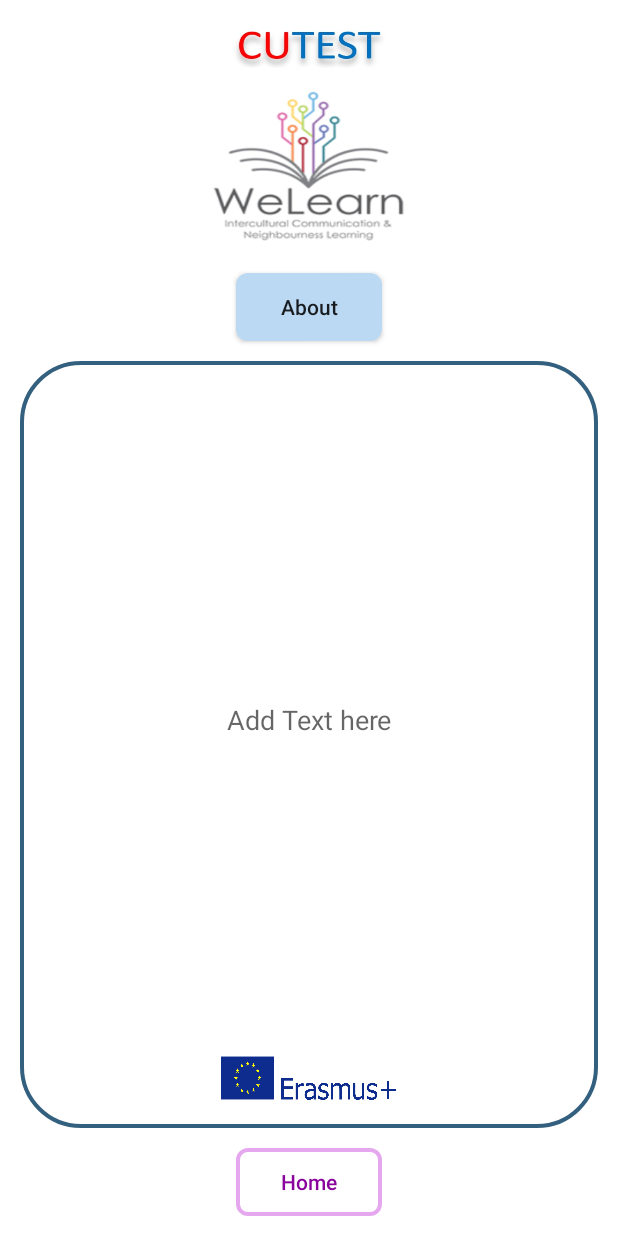
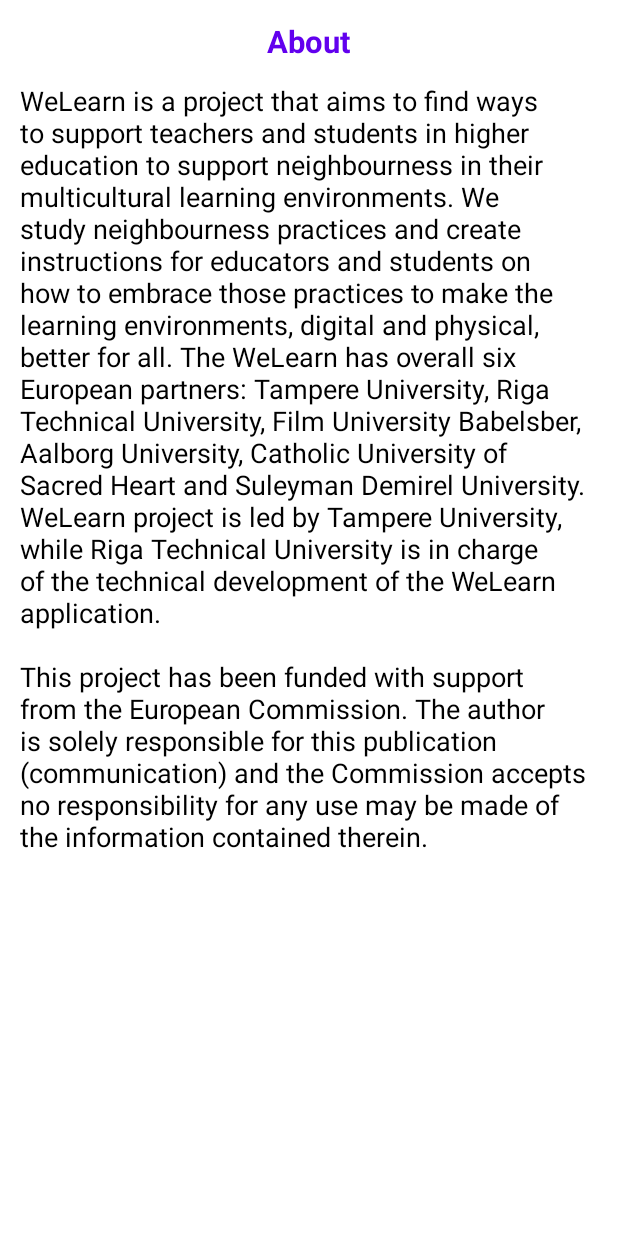
Before and after one commit to RTUIPUAPPS/WeLearn, an Android app: the screen it shows after launch (DetailsActivity before the commit, AboutActivity after it), after a tap on an icon or button, on a phone screen of 412 x 824 dp. Run offline under Robolectric (Android 15) with nearby library versions, the phone set to English and light mode, and no system bars; our stand-ins replace data binding, sdp/ssp sizes.

Commit message:
about screen and tips screen added

```diff
--- /dev/null
+++ b/app/src/main/java/com/rtu/welearn/activity/AboutActivity.kt
@@ -0,0 +1,27 @@
+package com.rtu.welearn.activity
+
+import android.content.Context
+import android.content.Intent
+import android.os.Bundle
+import androidx.databinding.DataBindingUtil
+import com.rtu.welearn.R
+import com.rtu.welearn.databinding.ActivityAboutBinding
+import com.rtu.welearn.databinding.ActivityDetailsBinding
+
+class AboutActivity : BaseActivity() {
+
+    companion object {
+        fun getIntent(mContext: Context): Intent {
+            var intent = Intent(mContext, AboutActivity::class.java)
+            return intent
+        }
+    }
+
+    var binding: ActivityAboutBinding? = null
+    override fun onCreate(savedInstanceState: Bundle?) {
+        super.onCreate(savedInstanceState)
+        binding = DataBindingUtil.setContentView(this, R.layout.activity_about)
+
+    }
+
+}
--- a/app/src/main/java/com/rtu/welearn/activity/DashboardActivity.kt
+++ b/app/src/main/java/com/rtu/welearn/activity/DashboardActivity.kt
@@ -12,11 +12,11 @@
         super.onCreate(savedInstanceState)
         binding = DataBindingUtil.setContentView(this, R.layout.activity_dashboard)
 
-        binding?.cvAbout?.setOnClickListener { launchActivity(DetailsActivity.getIntent(this)) }
+        binding?.cvAbout?.setOnClickListener { launchActivity(AboutActivity.getIntent(this)) }
         binding?.cvMaterials?.setOnClickListener { launchActivity(DetailsActivity.getIntent(this)) }
         binding?.cvPractice?.setOnClickListener { launchActivity(DetailsActivity.getIntent(this)) }
         binding?.cvTest?.setOnClickListener { launchActivity(DetailsActivity.getIntent(this)) }
-        binding?.cvTips?.setOnClickListener { launchActivity(DetailsActivity.getIntent(this)) }
+        binding?.cvTips?.setOnClickListener { launchActivity(TipsActivity.getIntent(this)) }
         binding?.cvVideo?.setOnClickListener { launchActivity(DetailsActivity.getIntent(this)) }
     }
 
--- /dev/null
+++ b/app/src/main/res/layout/activity_about.xml
@@ -0,0 +1,45 @@
+<?xml version="1.0" encoding="utf-8"?>
+<layout>
+
+    <RelativeLayout xmlns:android="http://schemas.android.com/apk/res/android"
+        xmlns:tools="http://schemas.android.com/tools"
+        android:layout_width="match_parent"
+        android:layout_height="match_parent"
+        android:background="@color/white"
+        tools:context=".activity.DashboardActivity">
+
+        <ScrollView
+            android:layout_width="wrap_content"
+            android:layout_height="wrap_content">
+
+            <LinearLayout
+                android:layout_width="match_parent"
+                android:layout_height="match_parent"
+                android:layout_alignParentBottom="true"
+                android:background="@color/white"
+                android:gravity="center_horizontal"
+                android:orientation="vertical"
+                android:padding="@dimen/_10sdp">
+
+                <androidx.appcompat.widget.AppCompatTextView
+                    android:layout_width="wrap_content"
+                    android:layout_height="wrap_content"
+                    android:text="About"
+                    android:textColor="@color/purple_500"
+                    android:textSize="@dimen/_16ssp"
+                    android:textStyle="bold" />
+
+                <androidx.appcompat.widget.AppCompatTextView
+                    android:layout_width="wrap_content"
+                    android:layout_height="wrap_content"
+                    android:layout_marginTop="@dimen/_10sdp"
+                    android:text="WeLearn is a project that aims to find ways to support teachers and students in higher education to support neighbourness in their multicultural learning environments. We study neighbourness practices and create instructions for educators and students on how to embrace those practices to make the learning environments, digital and physical, better for all. The WeLearn has overall six European partners: Tampere University, Riga Technical University, Film University Babelsber, Aalborg University, Catholic University of Sacred Heart and Suleyman Demirel University. WeLearn project is led by Tampere University, while Riga Technical University is in charge of the technical development of the WeLearn application.
+
+\n \nThis project has been funded with support from the European Commission. The author is solely responsible for this publication (communication) and the Commission accepts no responsibility for any use may be made of the information contained therein.
+"
+                    android:textColor="@color/black"
+                    android:textSize="@dimen/_14ssp" />
+            </LinearLayout>
+        </ScrollView>
+    </RelativeLayout>
+</layout>
--- a/app/src/main/res/values/strings.xml
+++ b/app/src/main/res/values/strings.xml
@@ -2,4 +2,5 @@
     <string name="app_name">WeLearn</string>
     <string name="about">About</string>
     <string name="home">Home</string>
+    <string name="tips">Tips</string>
 </resources>
--- a/app/src/main/res/values/style.xml
+++ b/app/src/main/res/values/style.xml
@@ -6,4 +6,10 @@
         <item name="android:windowFullscreen">true</item>
         <item name="android:windowContentOverlay">@null</item>
     </style>
+
+    <style name="StyleButton" >
+         <item name="android:background">@color/purple_500</item>
+         <item name="android:textColor">@color/white</item>
+        <item name="android:textSize">@dimen/_12ssp</item>
+    </style>
 </resources>
```
Also changed, not shown: app/src/main/AndroidManifest.xml (+14 -5 lines), app/src/main/java/com/rtu/welearn/activity/TipsActivity.kt (added, +28 -0 lines), app/src/main/res/layout/activity_tips.xml (added, +59 -0 lines).
